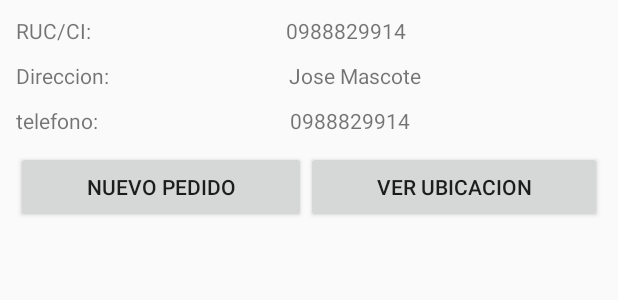
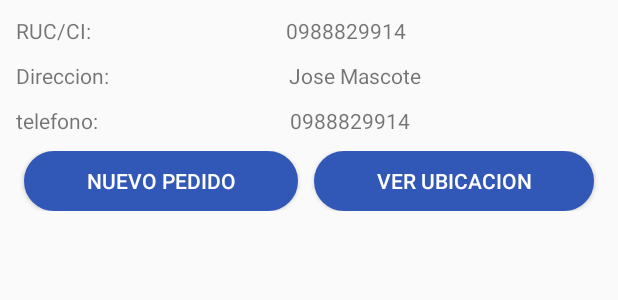
Before and after one commit to israel1x/AppCamaleon, an Android app: the layout layout_child_lc.xml on its own in the app's theme, with its tools: preview values and no code run, on a phone screen of 412 x 824 dp. Shown: the top 300 px of the screen. Run offline under Robolectric (Android 15) with nearby library versions, the phone set to English and light mode, and no system bars; network calls fail.

Commit message:
Se agrego estilos a los botones de la lista de clientes

```diff
--- /dev/null
+++ b/app/src/main/res/drawable/btn_small.xml
@@ -0,0 +1,18 @@
+<?xml version="1.0" encoding="utf-8"?>
+<selector xmlns:android="http://schemas.android.com/apk/res/android">
+    <item>
+        <shape android:shape="rectangle">
+            <solid android:color="#3157B7"/>
+            <stroke android:color="#3157B7" android:width="4dp"/>
+            <!--corners allow us to make the rounded corners button-->
+            <corners android:radius="32dp" />
+
+            <padding
+                android:left="20dp"
+                android:top="10dp"
+                android:right="20dp"
+                android:bottom="10dp"    >
+            </padding>
+        </shape>
+    </item>
+</selector>
--- a/app/src/main/res/layout/activity_menu_principal.xml
+++ b/app/src/main/res/layout/activity_menu_principal.xml
@@ -4,6 +4,7 @@
     xmlns:tools="http://schemas.android.com/tools"
     android:layout_width="match_parent"
     android:layout_height="match_parent"
+    android:background="#ffffff"
     tools:context=".MenuPrincipal">
 
     <Button
--- a/app/src/main/res/layout/layout_child_lc.xml
+++ b/app/src/main/res/layout/layout_child_lc.xml
@@ -78,16 +78,25 @@
         <Button
             android:id="@+id/bt_child_newP"
             android:layout_width="wrap_content"
-            android:layout_height="wrap_content"
+            android:layout_height="40dp"
             android:layout_weight="1"
-            android:text="Nuevo Pedido" />
+            android:layout_marginLeft="5dp"
+            android:layout_marginRight="5dp"
+            android:background="@drawable/btn_small"
+            android:text="Nuevo Pedido"
+            android:textColor="#ffffff"/>
 
         <Button
             android:id="@+id/bt_child_verU"
             android:layout_width="wrap_content"
-            android:layout_height="wrap_content"
+            android:layout_height="40dp"
             android:layout_weight="1"
-            android:text="Ver Ubicacion" />
+            android:layout_marginLeft="5dp"
+            android:layout_marginRight="5dp"
+            android:background="@drawable/btn_small"
+            android:text="Ver Ubicacion"
+            android:textColor="#ffffff"/>
+
     </LinearLayout>
 
 </LinearLayout>
```
